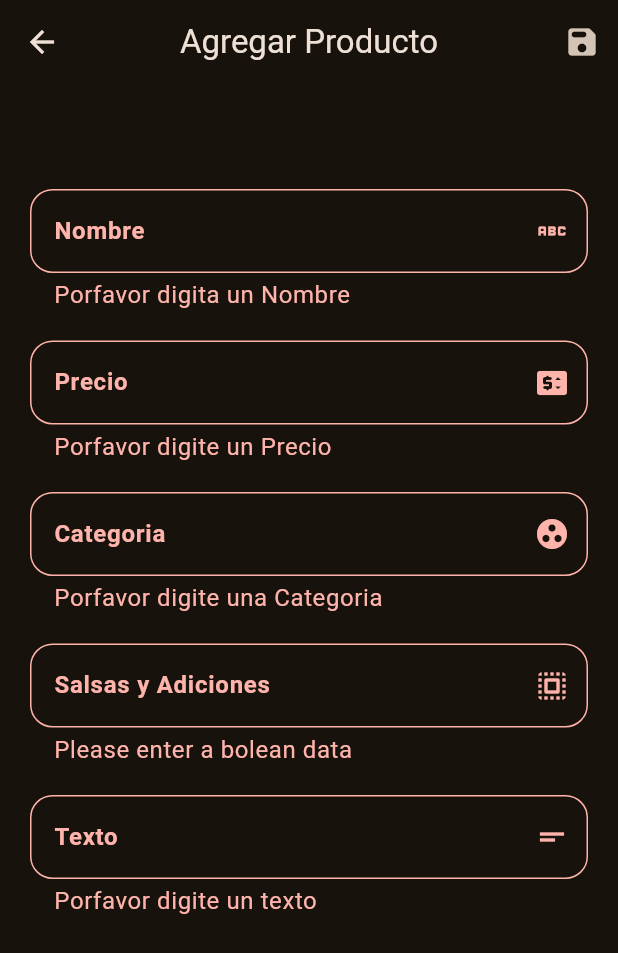
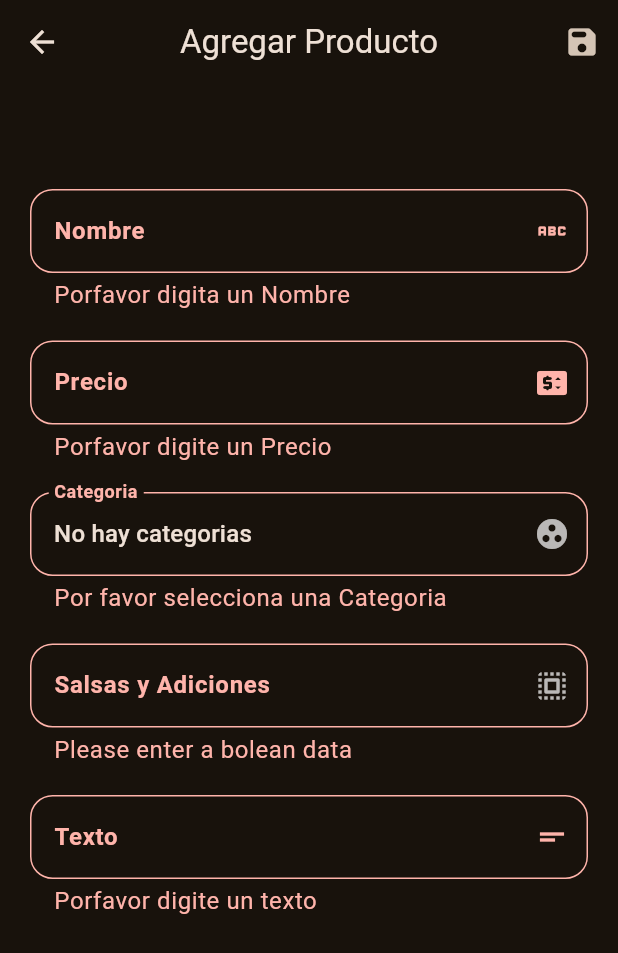
Before and after one commit to juandavid764/cw_3, a Flutter app: the AddProduct screen opened directly, after a tap on the "save" icon, on a phone screen of 412 x 824 dp. Shown: the top 953 px of the screen. Run offline on Flutter 3.47's test engine with Material 3 defaults, Android fonts, the phone set to English and light mode, and no system bars; our stand-ins replace calendar_date_picker2, pie_chart, responsive_builder, sqflite, supabase_flutter; missing offline and left inert: esc_pos_printer_plus, esc_pos_utils_plus; accounts and stored records are empty; statements that could not run were skipped.

Commit message:
Improve product page UX

```diff
--- a/lib/screens/crud-db/add_product.dart
+++ b/lib/screens/crud-db/add_product.dart
@@ -1,5 +1,7 @@
 import 'package:mr_croc/database/db_functions.dart';
+import 'package:mr_croc/models/model_category.dart';
 import 'package:mr_croc/models/model_product.dart';
+import 'package:mr_croc/provider/provider_notifier.dart';
 import 'package:flutter/material.dart';
 
 class AddProduct extends StatefulWidget {
@@ -16,9 +18,10 @@ class _AddProductState extends State<AddProduct> {
   //Crea los txtfields
   final _nameController = TextEditingController();
   final _priceController = TextEditingController();
-  final _categoryController = TextEditingController();
-  final _salsasController = TextEditingController();
   final _textoController = TextEditingController();
+
+  int? _selectedCategoryId;
+  int? _selectedSalsas;
 
   @override
   Widget build(BuildContext context) {
@@ -88,10 +91,12 @@ class _AddProductState extends State<AddProduct> {
                 ),
                 const SizedBox(height: 20),
 
-                // Guardian input field with validation
-                TextFormField(
-                  keyboardType: TextInputType.number,
-                  controller: _categoryController,
+                // Categoria con dropdown en base a las categorias existentes
+                ValueListenableBuilder<List<CategoryModel>>(
+                  valueListenable: categorytList,
+                  builder: (context, categories, _) {
+                    return DropdownButtonFormField<int>(
+                      value: _selectedCategoryId,
                       decoration: InputDecoration(
                         labelText: "Categoria",
                         border: OutlineInputBorder(
@@ -99,21 +104,40 @@ class _AddProductState extends State<AddProduct> {
                         ),
                         suffixIcon: const Icon(Icons.group_work_sharp),
                       ),
+                      items: categories.isEmpty
+                          ? [
+                              const DropdownMenuItem<int>(
+                                value: null,
+                                child: Text('No hay categorias'),
+                              )
+                            ]
+                          : categories
+                              .map(
+                                (cat) => DropdownMenuItem<int>(
+                                  value: cat.id,
+                                  child: Text(cat.name),
+                                ),
+                              )
+                              .toList(),
+                      onChanged: (value) {
+                        setState(() {
+                          _selectedCategoryId = value;
+                        });
+                      },
                       validator: (value) {
-                    if (value!.isEmpty) {
-                      return 'Porfavor digite una Categoria';
-                    } else if (value.length != 1) {
-                      return 'Solo un digito';
+                        if (value == null) {
+                          return 'Por favor selecciona una Categoria';
                         }
                         return null;
+                      },
+                    );
                   },
                 ),
                 const SizedBox(height: 20),
 
-                // Mobile input field with validation
-                TextFormField(
-                  keyboardType: TextInputType.number,
-                  controller: _salsasController,
+                // Salsas y Adiciones con dropdown (0 o 1)
+                DropdownButtonFormField<int>(
+                  value: _selectedSalsas,
                   decoration: InputDecoration(
                     labelText: "Salsas y Adiciones",
                     border: OutlineInputBorder(
@@ -121,11 +145,24 @@ class _AddProductState extends State<AddProduct> {
                     ),
                     suffixIcon: const Icon(Icons.select_all_rounded),
                   ),
+                  items: const [
+                    DropdownMenuItem<int>(
+                      value: 0,
+                      child: Text('0 - No lleva'),
+                    ),
+                    DropdownMenuItem<int>(
+                      value: 1,
+                      child: Text('1 - Lleva adiciones'),
+                    ),
+                  ],
+                  onChanged: (value) {
+                    setState(() {
+                      _selectedSalsas = value;
+                    });
+                  },
                   validator: (value) {
-                    if (value!.isEmpty) {
+                    if (value == null) {
                       return 'Please enter a bolean data';
-                    } else if (value.length != 1) {
-                      return 'Solo un digito';
                     }
                     return null;
                   },
@@ -163,17 +200,30 @@ class _AddProductState extends State<AddProduct> {
     if (_formKey.currentState!.validate()) {
       final name = _nameController.text;
       final price = _priceController.text;
-      final category = _categoryController.text;
-      final salsas = _salsasController.text;
+      final category = _selectedCategoryId;
+      final salsas = _selectedSalsas;
       final texto = _textoController.text;
+
+      if (category == null) {
+        ScaffoldMessenger.of(mtx).showSnackBar(
+          const SnackBar(content: Text('Selecciona una categoria')),
+        );
+        return;
+      }
+      if (salsas == null) {
+        ScaffoldMessenger.of(mtx).showSnackBar(
+          const SnackBar(content: Text('Selecciona si lleva salsas y adiciones')),
+        );
+        return;
+      }
 
       //crea un estudiante con los datos de los TextFormFields
       final pdtData = ProductModel(
         id: 1,
         name: name,
         price: int.parse(price),
-        category: int.parse(category),
-        salsas: int.parse(salsas),
+        category: category,
+        salsas: salsas,
         text: texto,
       );
       await addproduct(pdtData); // Use the correct function name addStudent.
@@ -193,8 +243,8 @@ class _AddProductState extends State<AddProduct> {
       setState(() {
         _nameController.clear();
         _priceController.clear();
-        _categoryController.clear();
-        _salsasController.clear();
+        _selectedCategoryId = null;
+        _selectedSalsas = null;
         _textoController.clear();
       });
     }
```
Also changed, not shown: lib/screens/crud-db/update_product.dart (+75 -25 lines). Lines whose indentation alone changed are shown as unchanged.
